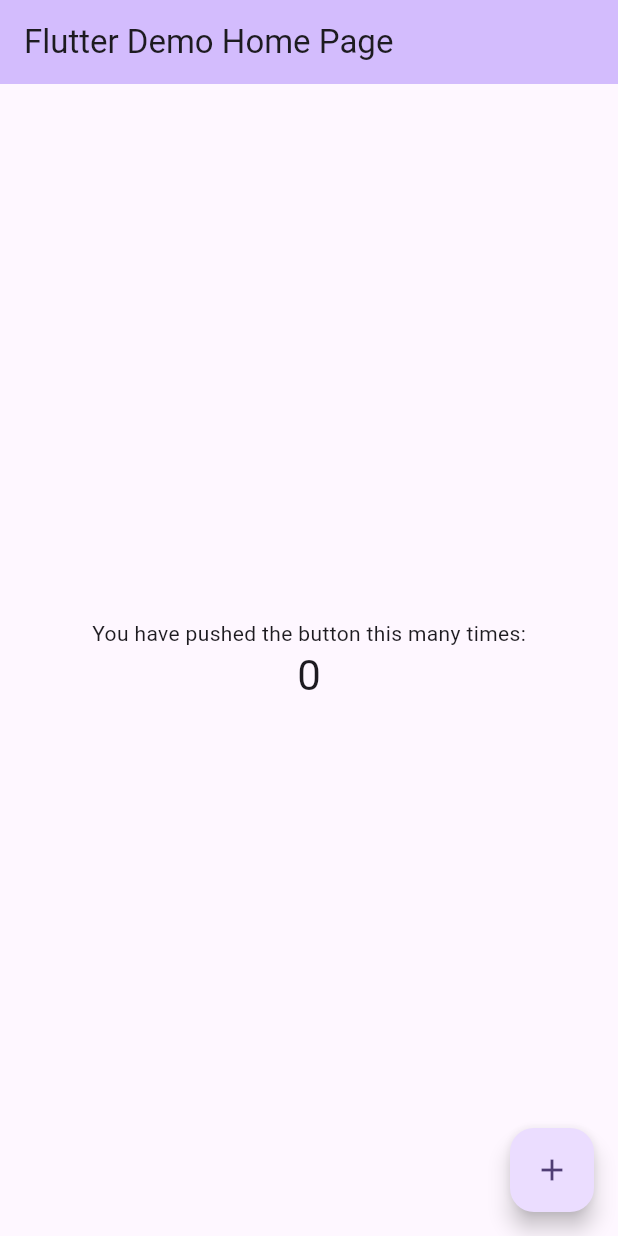
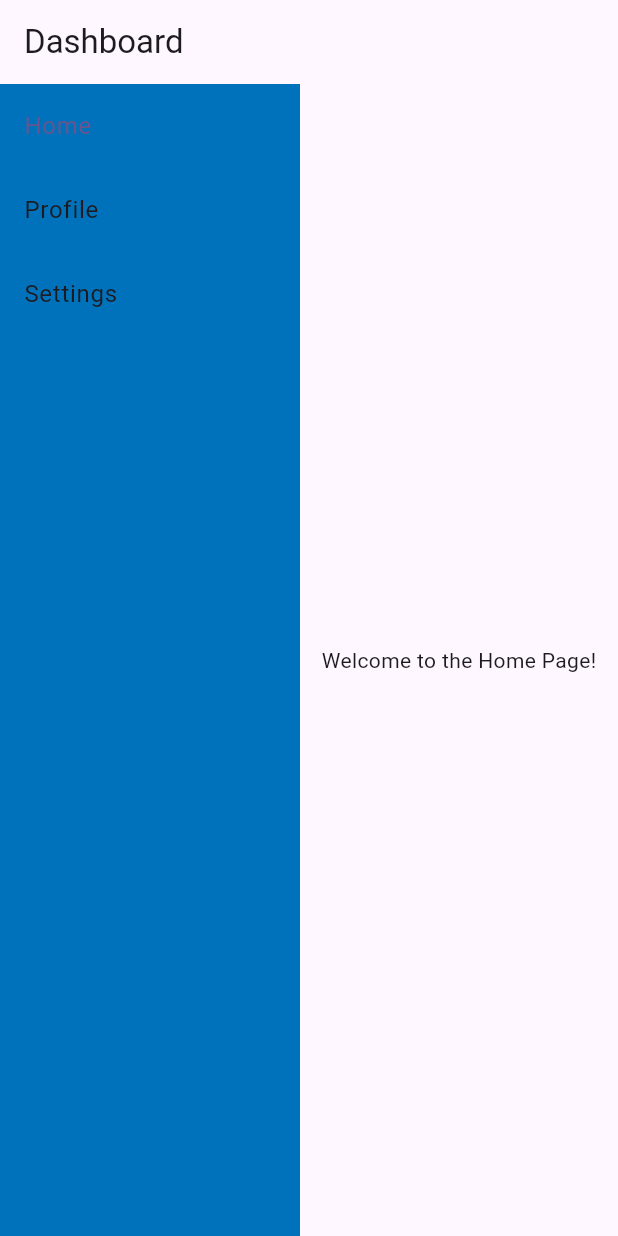
Before and after one commit to VincePaulin/SoigneMoiWeb, a Flutter app: the screen it shows after launch, on a phone screen of 412 x 824 dp. Run offline on Flutter 3.47's test engine with Material 3 defaults, Android fonts, the phone set to English and light mode, and no system bars.

Commit message:
feat: navigation bar

```diff
--- a/lib/main.dart
+++ b/lib/main.dart
@@ -1,4 +1,5 @@
 import 'package:flutter/material.dart';
+import 'package:soigne_moi_web/page/dashboard_body.dart';
 
 void main() {
   runApp(const MyApp());
@@ -11,115 +12,12 @@ class MyApp extends StatelessWidget {
   @override
   Widget build(BuildContext context) {
     return MaterialApp(
-      title: 'Flutter Demo',
+      title: 'Soigne Moi',
       theme: ThemeData(
-        // This is the theme of your application.
-        //
-        // TRY THIS: Try running your application with "flutter run". You'll see
-        // the application has a purple toolbar. Then, without quitting the app,
-        // try changing the seedColor in the colorScheme below to Colors.green
-        // and then invoke "hot reload" (save your changes or press the "hot
-        // reload" button in a Flutter-supported IDE, or press "r" if you used
-        // the command line to start the app).
-        //
-        // Notice that the counter didn't reset back to zero; the application
-        // state is not lost during the reload. To reset the state, use hot
-        // restart instead.
-        //
-        // This works for code too, not just values: Most code changes can be
-        // tested with just a hot reload.
         colorScheme: ColorScheme.fromSeed(seedColor: Colors.deepPurple),
         useMaterial3: true,
       ),
-      home: const MyHomePage(title: 'Flutter Demo Home Page'),
+      home: const DashboardPage(),
     );
   }
 }
-
-class MyHomePage extends StatefulWidget {
-  const MyHomePage({super.key, required this.title});
-
-  // This widget is the home page of your application. It is stateful, meaning
-  // that it has a State object (defined below) that contains fields that affect
-  // how it looks.
-
-  // This class is the configuration for the state. It holds the values (in this
-  // case the title) provided by the parent (in this case the App widget) and
-  // used by the build method of the State. Fields in a Widget subclass are
-  // always marked "final".
-
-  final String title;
-
-  @override
-  State<MyHomePage> createState() => _MyHomePageState();
-}
-
-class _MyHomePageState extends State<MyHomePage> {
-  int _counter = 0;
-
-  void _incrementCounter() {
-    setState(() {
-      // This call to setState tells the Flutter framework that something has
-      // changed in this State, which causes it to rerun the build method below
-      // so that the display can reflect the updated values. If we changed
-      // _counter without calling setState(), then the build method would not be
-      // called again, and so nothing would appear to happen.
-      _counter++;
-    });
-  }
-
-  @override
-  Widget build(BuildContext context) {
-    // This method is rerun every time setState is called, for instance as done
-    // by the _incrementCounter method above.
-    //
-    // The Flutter framework has been optimized to make rerunning build methods
-    // fast, so that you can just rebuild anything that needs updating rather
-    // than having to individually change instances of widgets.
-    return Scaffold(
-      appBar: AppBar(
-        // TRY THIS: Try changing the color here to a specific color (to
-        // Colors.amber, perhaps?) and trigger a hot reload to see the AppBar
-        // change color while the other colors stay the same.
-        backgroundColor: Theme.of(context).colorScheme.inversePrimary,
-        // Here we take the value from the MyHomePage object that was created by
-        // the App.build method, and use it to set our appbar title.
-        title: Text(widget.title),
-      ),
-      body: Center(
-        // Center is a layout widget. It takes a single child and positions it
-        // in the middle of the parent.
-        child: Column(
-          // Column is also a layout widget. It takes a list of children and
-          // arranges them vertically. By default, it sizes itself to fit its
-          // children horizontally, and tries to be as tall as its parent.
-          //
-          // Column has various properties to control how it sizes itself and
-          // how it positions its children. Here we use mainAxisAlignment to
-          // center the children vertically; the main axis here is the vertical
-          // axis because Columns are vertical (the cross axis would be
-          // horizontal).
-          //
-          // TRY THIS: Invoke "debug painting" (choose the "Toggle Debug Paint"
-          // action in the IDE, or press "p" in the console), to see the
-          // wireframe for each widget.
-          mainAxisAlignment: MainAxisAlignment.center,
-          children: <Widget>[
-            const Text(
-              'You have pushed the button this many times:',
-            ),
-            Text(
-              '$_counter',
-              style: Theme.of(context).textTheme.headlineMedium,
-            ),
-          ],
-        ),
-      ),
-      floatingActionButton: FloatingActionButton(
-        onPressed: _incrementCounter,
-        tooltip: 'Increment',
-        child: const Icon(Icons.add),
-      ), // This trailing comma makes auto-formatting nicer for build methods.
-    );
-  }
-}
--- /dev/null
+++ b/lib/page/dashboard_body.dart
@@ -0,0 +1,79 @@
+import 'package:flutter/material.dart';
+import 'package:soigne_moi_web/widgets/navigation_bar.dart';
+
+class DashboardPage extends StatefulWidget {
+  const DashboardPage({super.key});
+
+  @override
+  State<DashboardPage> createState() => _DashboardPageState();
+}
+
+class _DashboardPageState extends State<DashboardPage> {
+  int _selectedIndex = 0;
+
+  void _onItemTapped(int index) {
+    setState(() {
+      _selectedIndex = index;
+    });
+  }
+
+  @override
+  Widget build(BuildContext context) {
+    return Scaffold(
+      appBar: AppBar(
+        title: Text('Dashboard'),
+      ),
+      body: Row(
+        children: <Widget>[
+          NavBar(
+            selectedIndex: _selectedIndex,
+            onItemTapped: _onItemTapped,
+          ), // Navigation bar on the left
+          Expanded(
+            child: IndexedStack(
+              index: _selectedIndex,
+              children: [
+                HomePage(),
+                ProfilePage(),
+                SettingsPage(),
+              ],
+            ),
+          ),
+        ],
+      ),
+    );
+  }
+}
+
+class HomePage extends StatelessWidget {
+  const HomePage({super.key});
+
+  @override
+  Widget build(BuildContext context) {
+    return Center(
+      child: Text('Welcome to the Home Page!'),
+    );
+  }
+}
+
+class ProfilePage extends StatelessWidget {
+  const ProfilePage({super.key});
+
+  @override
+  Widget build(BuildContext context) {
+    return Center(
+      child: Text('Welcome to the Profile Page!'),
+    );
+  }
+}
+
+class SettingsPage extends StatelessWidget {
+  const SettingsPage({super.key});
+
+  @override
+  Widget build(BuildContext context) {
+    return Center(
+      child: Text('Welcome to the Settings Page!'),
+    );
+  }
+}
--- /dev/null
+++ b/lib/widgets/navigation_bar.dart
@@ -0,0 +1,36 @@
+import 'package:flutter/material.dart';
+
+class NavBar extends StatelessWidget {
+  final int selectedIndex;
+  final ValueChanged<int> onItemTapped;
+
+  const NavBar(
+      {super.key, required this.selectedIndex, required this.onItemTapped});
+
+  @override
+  Widget build(BuildContext context) {
+    return Container(
+      width: 200.0,
+      color: const Color(0xFF0072BB),
+      child: ListView(
+        children: <Widget>[
+          ListTile(
+            title: Text('Home'),
+            selected: selectedIndex == 0,
+            onTap: () => onItemTapped(0),
+          ),
+          ListTile(
+            title: Text('Profile'),
+            selected: selectedIndex == 1,
+            onTap: () => onItemTapped(1),
+          ),
+          ListTile(
+            title: Text('Settings'),
+            selected: selectedIndex == 2,
+            onTap: () => onItemTapped(2),
+          ),
+        ],
+      ),
+    );
+  }
+}
```
